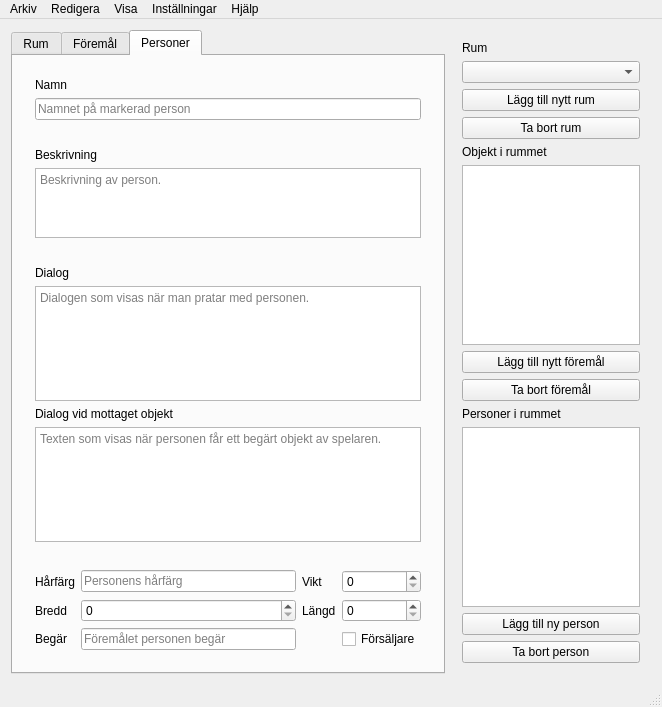
Old version of the form Editor/editor.ui in the repository Niklasva/AdventureGameProject.
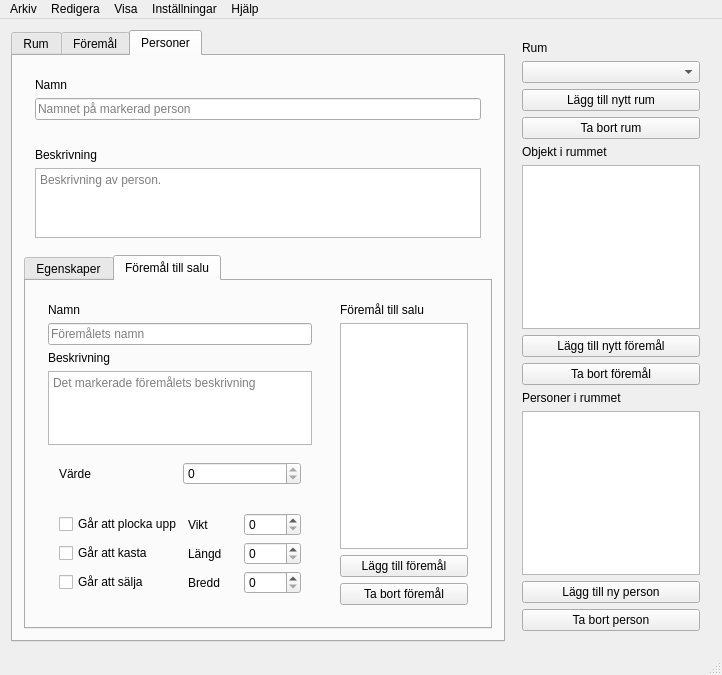
New version of the form. The open tabs and pages were chosen to show the change.

What changed in the file:
```diff
--- a/Editor/editor.ui
+++ b/Editor/editor.ui
@@ -6,8 +6,8 @@
    <rect>
     <x>0</x>
     <y>0</y>
-    <width>662</width>
-    <height>707</height>
+    <width>722</width>
+    <height>657</height>
    </rect>
   </property>
   <property name="sizePolicy">
@@ -277,6 +277,9 @@
              <property name="text">
               <string/>
              </property>
+             <property name="readOnly">
+              <bool>true</bool>
+             </property>
              <property name="placeholderText">
               <string>Namnet på markerad person</string>
              </property>
@@ -300,6 +303,9 @@
            </item>
            <item>
             <widget class="QTextEdit" name="edit_description">
+             <property name="readOnly">
+              <bool>true</bool>
+             </property>
              <property name="placeholderText">
               <string>Beskrivning av person.</string>
              </property>
@@ -309,6 +315,16 @@
          </widget>
         </item>
         <item>
+         <widget class="QTabWidget" name="person_tabs">
+          <property name="currentIndex">
+           <number>0</number>
+          </property>
+          <widget class="QWidget" name="person_prefs_tab">
+           <attribute name="title">
+            <string>Egenskaper</string>
+           </attribute>
+           <layout class="QVBoxLayout" name="verticalLayout_6">
+            <item>
          <widget class="QWidget" name="widget_dialogs" native="true">
           <property name="minimumSize">
            <size>
@@ -326,6 +342,9 @@
            </item>
            <item>
             <widget class="QTextEdit" name="edit_dialog">
+                 <property name="readOnly">
+                  <bool>true</bool>
+                 </property>
              <property name="placeholderText">
               <string>Dialogen som visas när man pratar med personen.</string>
              </property>
@@ -340,6 +359,9 @@
            </item>
            <item>
             <widget class="QTextEdit" name="edit_recieved_dialog">
+                 <property name="readOnly">
+                  <bool>true</bool>
+                 </property>
              <property name="placeholderText">
               <string>Texten som visas när personen får ett begärt objekt av spelaren.</string>
              </property>
@@ -364,40 +386,54 @@
              </property>
             </widget>
            </item>
+               <item row="1" column="0">
+                <widget class="QLabel" name="label_wants">
+                 <property name="text">
+                  <string>Begär</string>
+                 </property>
+                </widget>
+               </item>
+               <item row="1" column="2">
+                <widget class="QLabel" name="label_height">
+                 <property name="text">
+                  <string>Längd</string>
+                 </property>
+                </widget>
+               </item>
+               <item row="1" column="4">
+                <widget class="QSpinBox" name="edit_height">
+                 <property name="readOnly">
+                  <bool>true</bool>
+                 </property>
+                </widget>
+               </item>
+               <item row="2" column="4">
+                <widget class="QSpinBox" name="edit_width">
+                 <property name="readOnly">
+                  <bool>true</bool>
+                 </property>
+                </widget>
+               </item>
            <item row="0" column="1">
             <widget class="QLineEdit" name="edit_hair">
              <property name="text">
               <string/>
              </property>
+                 <property name="readOnly">
+                  <bool>true</bool>
+                 </property>
              <property name="placeholderText">
               <string>Personens hårfärg</string>
              </property>
             </widget>
            </item>
            <item row="2" column="2">
-            <widget class="QLabel" name="label_height">
-             <property name="text">
-              <string>Längd</string>
-             </property>
-            </widget>
-           </item>
-           <item row="2" column="0">
             <widget class="QLabel" name="label_width">
              <property name="text">
               <string>Bredd</string>
              </property>
             </widget>
            </item>
-           <item row="4" column="1">
-            <widget class="QLineEdit" name="edit_wants">
-             <property name="text">
-              <string/>
-             </property>
-             <property name="placeholderText">
-              <string>Föremålet personen begär</string>
-             </property>
-            </widget>
-           </item>
            <item row="0" column="2">
             <widget class="QLabel" name="label_weight">
              <property name="text">
@@ -405,30 +441,256 @@
              </property>
             </widget>
            </item>
-           <item row="4" column="0">
-            <widget class="QLabel" name="label_wants">
+               <item row="1" column="1">
+                <widget class="QLineEdit" name="edit_wants">
              <property name="text">
-              <string>Begär</string>
-             </property>
-            </widget>
-           </item>
-           <item row="4" column="3">
+                  <string/>
+                 </property>
+                 <property name="readOnly">
+                  <bool>true</bool>
+                 </property>
+                 <property name="placeholderText">
+                  <string>Föremålet personen begär</string>
+                 </property>
+                </widget>
+               </item>
+               <item row="0" column="4">
+                <widget class="QSpinBox" name="edit_weight">
+                 <property name="readOnly">
+                  <bool>true</bool>
+                 </property>
+                </widget>
+               </item>
+               <item row="2" column="1">
             <widget class="QCheckBox" name="checkbox_Merchant">
              <property name="text">
+                  <string/>
+                 </property>
+                 <property name="checkable">
+                  <bool>false</bool>
+                 </property>
+                </widget>
+               </item>
+               <item row="2" column="0">
+                <widget class="QLabel" name="label_merchant">
+                 <property name="text">
               <string>Försäljare</string>
              </property>
             </widget>
            </item>
-           <item row="2" column="1">
-            <widget class="QSpinBox" name="edit_width"/>
-           </item>
-           <item row="2" column="3">
-            <widget class="QSpinBox" name="edit_height"/>
-           </item>
-           <item row="0" column="3">
-            <widget class="QSpinBox" name="edit_weight"/>
-           </item>
-          </layout>
+              </layout>
+             </widget>
+            </item>
+           </layout>
+           <zorder>widget_namn</zorder>
+           <zorder>widget_modifier</zorder>
+           <zorder>widget_dialogs</zorder>
+          </widget>
+          <widget class="QWidget" name="items_for_sale_tab">
+           <attribute name="title">
+            <string>Föremål till salu</string>
+           </attribute>
+           <layout class="QHBoxLayout" name="horizontalLayout_3">
+            <item>
+             <widget class="QWidget" name="widget_3" native="true">
+              <layout class="QVBoxLayout" name="verticalLayout_7">
+               <item>
+                <widget class="QLabel" name="label_7">
+                 <property name="text">
+                  <string>Namn</string>
+                 </property>
+                </widget>
+               </item>
+               <item>
+                <widget class="QLineEdit" name="edit_item_name_2">
+                 <property name="text">
+                  <string/>
+                 </property>
+                 <property name="readOnly">
+                  <bool>true</bool>
+                 </property>
+                 <property name="placeholderText">
+                  <string>Föremålets namn</string>
+                 </property>
+                </widget>
+               </item>
+               <item>
+                <widget class="QLabel" name="label_8">
+                 <property name="text">
+                  <string>Beskrivning</string>
+                 </property>
+                </widget>
+               </item>
+               <item>
+                <widget class="QTextEdit" name="edit_item_description_2">
+                 <property name="readOnly">
+                  <bool>true</bool>
+                 </property>
+                 <property name="html">
+                  <string>&lt;!DOCTYPE HTML PUBLIC &quot;-//W3C//DTD HTML 4.0//EN&quot; &quot;http://www.w3.org/TR/REC-html40/strict.dtd&quot;&gt;
+&lt;html&gt;&lt;head&gt;&lt;meta name=&quot;qrichtext&quot; content=&quot;1&quot; /&gt;&lt;style type=&quot;text/css&quot;&gt;
+p, li { white-space: pre-wrap; }
+&lt;/style&gt;&lt;/head&gt;&lt;body style=&quot; font-family:'Sans Serif'; font-size:9pt; font-weight:400; font-style:normal;&quot;&gt;
+&lt;p style=&quot;-qt-paragraph-type:empty; margin-top:0px; margin-bottom:0px; margin-left:0px; margin-right:0px; -qt-block-indent:0; text-indent:0px;&quot;&gt;&lt;br /&gt;&lt;/p&gt;&lt;/body&gt;&lt;/html&gt;</string>
+                 </property>
+                 <property name="placeholderText">
+                  <string>Det markerade föremålets beskrivning</string>
+                 </property>
+                </widget>
+               </item>
+               <item>
+                <widget class="QWidget" name="widget_5" native="true">
+                 <layout class="QHBoxLayout" name="horizontalLayout_4">
+                  <item>
+                   <widget class="QLabel" name="label_9">
+                    <property name="text">
+                     <string>Värde</string>
+                    </property>
+                   </widget>
+                  </item>
+                  <item>
+                   <widget class="QSpinBox" name="spinbox_item_value_2">
+                    <property name="readOnly">
+                     <bool>true</bool>
+                    </property>
+                   </widget>
+                  </item>
+                 </layout>
+                </widget>
+               </item>
+               <item>
+                <widget class="QWidget" name="widget_6" native="true">
+                 <layout class="QGridLayout" name="gridLayout_7">
+                  <item row="5" column="3">
+                   <widget class="QLabel" name="label_item_height_2">
+                    <property name="text">
+                     <string>Längd</string>
+                    </property>
+                   </widget>
+                  </item>
+                  <item row="1" column="5">
+                   <widget class="QSpinBox" name="spinBox_item_weight_2"/>
+                  </item>
+                  <item row="5" column="5">
+                   <widget class="QSpinBox" name="spinBox_item_length_2"/>
+                  </item>
+                  <item row="6" column="5">
+                   <widget class="QSpinBox" name="spinBox_item_width_2"/>
+                  </item>
+                  <item row="6" column="3">
+                   <widget class="QLabel" name="label_item_width_2">
+                    <property name="text">
+                     <string>Bredd</string>
+                    </property>
+                   </widget>
+                  </item>
+                  <item row="1" column="3">
+                   <widget class="QLabel" name="label_item_weight_2">
+                    <property name="maximumSize">
+                     <size>
+                      <width>50</width>
+                      <height>16777215</height>
+                     </size>
+                    </property>
+                    <property name="text">
+                     <string>Vikt</string>
+                    </property>
+                   </widget>
+                  </item>
+                  <item row="6" column="0">
+                   <widget class="QCheckBox" name="checkbox_item_sellable_2">
+                    <property name="text">
+                     <string>Går att sälja</string>
+                    </property>
+                    <property name="checkable">
+                     <bool>false</bool>
+                    </property>
+                   </widget>
+                  </item>
+                  <item row="5" column="0">
+                   <widget class="QCheckBox" name="checkbox_item_throwable_2">
+                    <property name="text">
+                     <string>Går att kasta</string>
+                    </property>
+                    <property name="checkable">
+                     <bool>false</bool>
+                    </property>
+                   </widget>
+                  </item>
+                  <item row="1" column="0">
+                   <widget class="QCheckBox" name="checkbox_item_pickable_2">
+                    <property name="minimumSize">
+                     <size>
+                      <width>0</width>
+                      <height>0</height>
+                     </size>
+                    </property>
+                    <property name="text">
+                     <string>Går att plocka upp</string>
+                    </property>
+                    <property name="checkable">
+                     <bool>false</bool>
+                    </property>
+                   </widget>
+                  </item>
+                 </layout>
+                </widget>
+               </item>
+              </layout>
+              <zorder>edit_item_name_2</zorder>
+              <zorder>label_7</zorder>
+              <zorder>list_npcs</zorder>
+              <zorder>widget_6</zorder>
+              <zorder>edit_item_description_2</zorder>
+              <zorder>label_8</zorder>
+              <zorder>widget_5</zorder>
+             </widget>
+            </item>
+            <item>
+             <widget class="QWidget" name="widget_4" native="true">
+              <property name="maximumSize">
+               <size>
+                <width>150</width>
+                <height>16777215</height>
+               </size>
+              </property>
+              <layout class="QVBoxLayout" name="verticalLayout_8">
+               <item>
+                <widget class="QLabel" name="label_10">
+                 <property name="text">
+                  <string>Föremål till salu</string>
+                 </property>
+                </widget>
+               </item>
+               <item>
+                <widget class="QListWidget" name="list_merchant_items">
+                 <property name="maximumSize">
+                  <size>
+                   <width>150</width>
+                   <height>16777215</height>
+                  </size>
+                 </property>
+                </widget>
+               </item>
+               <item>
+                <widget class="QPushButton" name="button_merchant_add_item">
+                 <property name="text">
+                  <string>Lägg till föremål</string>
+                 </property>
+                </widget>
+               </item>
+               <item>
+                <widget class="QPushButton" name="button_merchant_remove_item">
+                 <property name="text">
+                  <string>Ta bort föremål</string>
+                 </property>
+                </widget>
+               </item>
+              </layout>
+             </widget>
+            </item>
+           </layout>
+          </widget>
          </widget>
         </item>
        </layout>
@@ -556,7 +818,7 @@
     <rect>
      <x>0</x>
      <y>0</y>
-     <width>662</width>
+     <width>722</width>
      <height>20</height>
     </rect>
    </property>
```
Left out of the diff: 162 changed lines with no effect on the pictures. Lines whose indentation alone changed are shown as unchanged.
